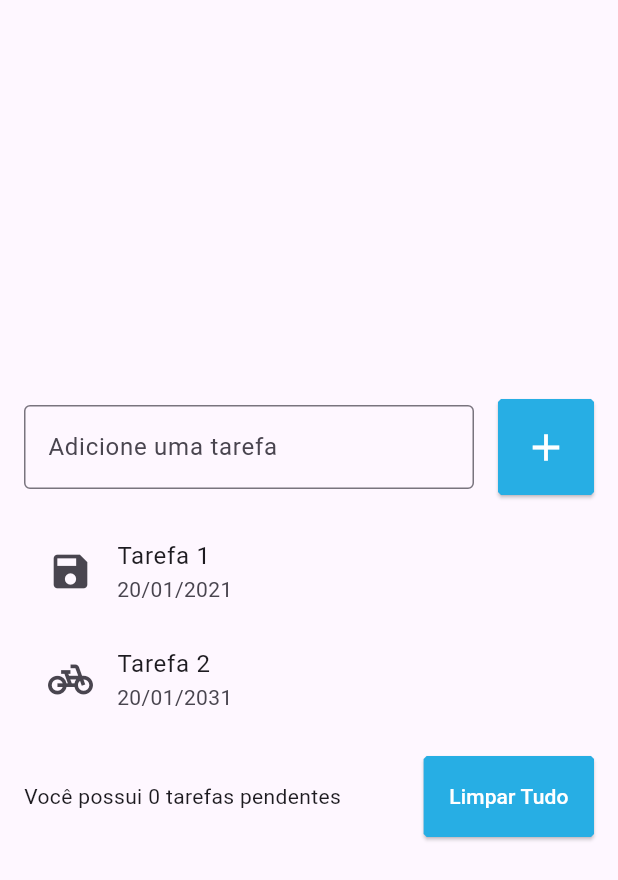
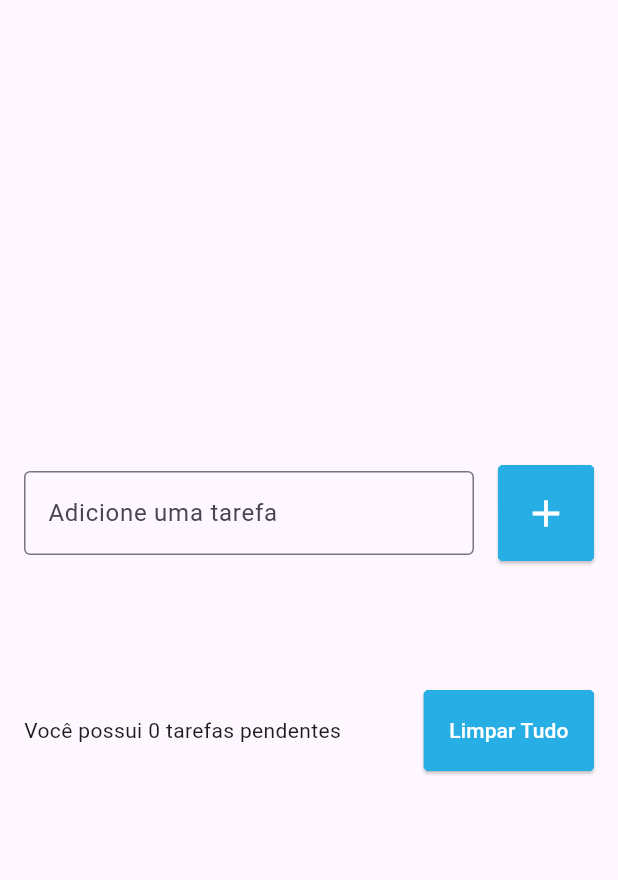
Before and after one commit to gabnugosi/todo_list, a Flutter app: the screen it shows after launch, after a tap on the "add" icon, on a phone screen of 412 x 824 dp. Shown: the top 880 px of the screen. Run offline on Flutter 3.47's test engine with Material 3 defaults, Android fonts, the phone set to English and light mode, and no system bars.

Commit message:
Aula 96 integrando o widget Flexible com o Listview com ShrinkWrap true

```diff
--- a/lib/pages/todo_list_pages.dart
+++ b/lib/pages/todo_list_pages.dart
@@ -1,11 +1,19 @@
 import 'package:flutter/material.dart';
 import 'dart:developer';
 
-class TodoListPage extends StatelessWidget {
+class TodoListPage extends StatefulWidget {
   //pode começar com stateles e se for necessário ir para stateful
-  TodoListPage({super.key});
+  //agora mudou para stateful, pois foi necessário guardar o estado da variável para aplicar na lista de tarefas
+  const TodoListPage({super.key});
 
-  final TextEditingController emailController = TextEditingController();
+  @override
+  State<TodoListPage> createState() => _TodoListPageState();
+}
+
+class _TodoListPageState extends State<TodoListPage> {
+  final TextEditingController todoController = TextEditingController();
+
+  List<String> todos = [];
 
   @override
   Widget build(BuildContext context) {
@@ -18,12 +26,13 @@ class TodoListPage extends StatelessWidget {
             children: [
               Row(
                 children: [
-                  const Expanded(
+                  Expanded(
                     child: TextField(
-                      decoration: InputDecoration(
+                      controller: todoController,
+                      decoration: const InputDecoration(
                         border: OutlineInputBorder(),
                         labelText: 'Adicione uma tarefa',
-                        hintText: 'Teste de hint',
+                        hintText: 'Ex: Ir ao mercado',
                       ),
                     ),
                   ),
@@ -32,7 +41,16 @@ class TodoListPage extends StatelessWidget {
                     width: 16,
                   ),
                   ElevatedButton(
-                    onPressed: () {},
+                    onPressed: () {
+                      String text = todoController.text;
+                      setState(
+                        () {
+                          todos.add(
+                              text); // insere o texto da variável todoController do Campo TextField a cima na lista de tarefas
+                        },
+                      );
+                      todoController.clear();
+                    },
                     style: ElevatedButton.styleFrom(
                       backgroundColor: const Color.fromARGB(255, 39, 174, 228),
                       foregroundColor: Colors.white,
@@ -51,32 +69,19 @@ class TodoListPage extends StatelessWidget {
               const SizedBox(
                 height: 15,
               ),
-              ListView(
+              Flexible(
+                child: ListView(
                   shrinkWrap: true,
                   children: [
+                    for (String todo in todos)
                       ListTile(
-                    title: Text('Tarefa 1'),
-                    subtitle: Text('20/01/2021'),
-                    leading: Icon(
-                      Icons.save,
-                      size: 30,
-                    ),
+                        title: Text(todo),
                         onTap: () {
-                      log('Tarefa 1');
-                    },
-                  ),
-                  ListTile(
-                    title: Text('Tarefa 2'),
-                    subtitle: Text('20/01/2031'),
-                    leading: Icon(
-                      Icons.pedal_bike,
-                      size: 30,
-                    ),
-                    onTap: () {
-                      log('Tarefa 2');
+                          log('Tarefa: $todo');
                         },
                       ),
                   ],
+                ),
               ),
               //SizedBox para espaçar as linhas
               const SizedBox(
@@ -113,17 +118,4 @@ class TodoListPage extends StatelessWidget {
       ),
     );
   }
-
-  void login() {
-    String text = emailController.text;
-    log('emailController = $text');
 }
-
-  void onChanged(String text) {
-    log('onChanged = $text');
-  }
-
-  void onSubmitted(String text) {
-    log('onSubmitted = $text');
-  }
-}
```
Lines whose indentation alone changed are shown as unchanged.
